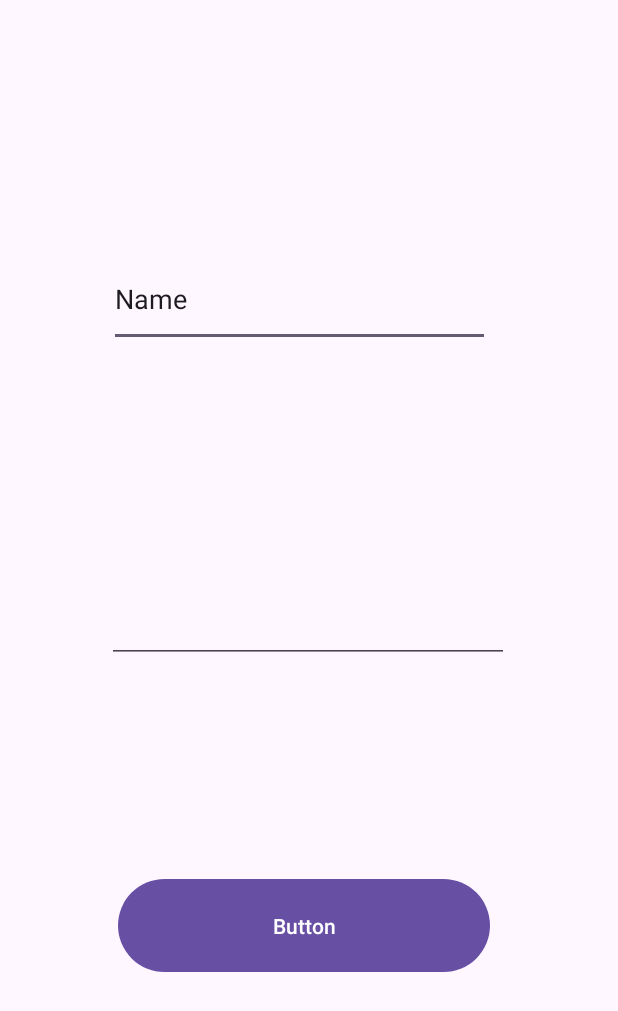
After one commit to Pablolopez2001/FutPlannerAndroid, an Android app: the InicioSesion screen opened directly, with no data from a screen before it, on a phone screen of 412 x 824 dp. The commit adds this screen. Shown: the top 1011 px of the screen. Run offline under Robolectric (Android 15) with nearby library versions, the phone set to English and light mode, and no system bars; 1 statement that could not run was skipped.

Commit message:
primeros pasos inicio sesion con API

```diff
--- a/app/build.gradle.kts
+++ b/app/build.gradle.kts
@@ -4,12 +4,12 @@ plugins {
 
 android {
     namespace = "com.futplanner.futplannerandroid"
-    compileSdk = 33
+    compileSdk = 34
 
     defaultConfig {
         applicationId = "com.futplanner.futplannerandroid"
         minSdk = 33
-        targetSdk = 33
+        targetSdk = 34
         versionCode = 1
         versionName = "1.0"
 
@@ -36,4 +36,6 @@ dependencies {
     testImplementation("junit:junit:4.13.2")
     androidTestImplementation("androidx.test.ext:junit:1.1.5")
     androidTestImplementation("androidx.test.espresso:espresso-core:3.5.1")
+    implementation("com.squareup.okhttp3:okhttp:4.9.0")
+    implementation("com.fasterxml.jackson.core:jackson-databind:2.13.0")
 }
--- /dev/null
+++ b/app/src/main/java/com/futplanner/futplannerandroid/InicioSesion.java
@@ -0,0 +1,45 @@
+package com.futplanner.futplannerandroid;
+
+import androidx.appcompat.app.AppCompatActivity;
+
+import android.content.Intent;
+import android.os.Bundle;
+import android.widget.Button;
+import android.widget.EditText;
+
+import com.fasterxml.jackson.databind.ObjectMapper;
+import com.futplanner.futplannerandroid.models.LogInModel;
+import com.futplanner.futplannerandroid.util.NetworkUtil;
+
+import java.io.IOException;
+
+public class InicioSesion extends AppCompatActivity {
+
+    EditText username;
+    EditText password;
+    Button goButton;
+
+
+    @Override
+    protected void onCreate(Bundle savedInstanceState) {
+        super.onCreate(savedInstanceState);
+        setContentView(R.layout.activity_inicio_sesion);
+
+
+        goButton.setOnClickListener(v -> {
+            Intent intent = new Intent(InicioSesion.this, MainActivity.class);
+            String user = username.getText().toString();
+            String pass = password.getText().toString();
+            LogInModel login = new LogInModel(user, pass);
+            ObjectMapper om = new ObjectMapper();
+
+            try {
+                String response = NetworkUtil.post(NetworkUtil.URL + "logIn", om.writeValueAsString(login));
+                System.out.println(response);
+            } catch (IOException e) {
+                throw new RuntimeException(e);
+            }
+            startActivity(intent);
+        });
+    }
+}
--- a/app/src/main/java/com/futplanner/futplannerandroid/SplashActivity.java
+++ b/app/src/main/java/com/futplanner/futplannerandroid/SplashActivity.java
@@ -14,9 +14,9 @@ public class SplashActivity extends AppCompatActivity {
         super.onCreate(savedInstanceState);
         setContentView(R.layout.activity_splash);
         new Handler().postDelayed(new Runnable(){
-        @Override
-                public void run(){
-                Intent intent = new Intent(SplashActivity.this, MainActivity.class);
+            @Override
+            public void run(){
+                Intent intent = new Intent(SplashActivity.this, InicioSesion.class);
                 startActivity(intent);
                 finish();
             }
--- /dev/null
+++ b/app/src/main/res/layout/activity_inicio_sesion.xml
@@ -0,0 +1,46 @@
+<?xml version="1.0" encoding="utf-8"?>
+<androidx.constraintlayout.widget.ConstraintLayout xmlns:android="http://schemas.android.com/apk/res/android"
+    xmlns:app="http://schemas.android.com/apk/res-auto"
+    xmlns:tools="http://schemas.android.com/tools"
+    android:layout_width="match_parent"
+    android:layout_height="match_parent"
+    tools:context=".InicioSesion">
+
+    <EditText
+        android:id="@+id/login_usuario"
+        android:layout_width="254dp"
+        android:layout_height="63dp"
+        android:layout_marginTop="132dp"
+        android:ems="10"
+        android:inputType="text"
+        android:text="Name"
+        app:layout_constraintBottom_toTopOf="@+id/login_password"
+        app:layout_constraintEnd_toEndOf="parent"
+        app:layout_constraintHorizontal_bias="0.458"
+        app:layout_constraintStart_toStartOf="parent"
+        app:layout_constraintTop_toTopOf="parent"
+        app:layout_constraintVertical_bias="0.187" />
+
+    <EditText
+        android:id="@+id/login_password"
+        android:layout_width="268dp"
+        android:layout_height="55dp"
+        android:layout_marginBottom="140dp"
+        android:ems="10"
+        android:inputType="textPassword"
+        app:layout_constraintBottom_toTopOf="@+id/login_btn"
+        app:layout_constraintEnd_toEndOf="parent"
+        app:layout_constraintHorizontal_bias="0.496"
+        app:layout_constraintStart_toStartOf="parent" />
+
+    <Button
+        android:id="@+id/login_btn"
+        android:layout_width="248dp"
+        android:layout_height="70dp"
+        android:layout_marginBottom="172dp"
+        android:text="Button"
+        app:layout_constraintBottom_toBottomOf="parent"
+        app:layout_constraintEnd_toEndOf="parent"
+        app:layout_constraintHorizontal_bias="0.478"
+        app:layout_constraintStart_toStartOf="parent" />
+</androidx.constraintlayout.widget.ConstraintLayout>
--- a/app/src/main/res/layout/activity_splash.xml
+++ b/app/src/main/res/layout/activity_splash.xml
@@ -14,7 +14,7 @@
         app:layout_constraintEnd_toEndOf="parent"
         app:layout_constraintStart_toStartOf="parent"
         app:layout_constraintTop_toTopOf="parent"
-        app:srcCompat="@drawable/logo"
+        app:srcCompat="@drawable/logofinal"
         tools:srcCompat="@drawable/logofinal" />
 
 
```
Also changed, not shown: app/src/main/AndroidManifest.xml (+4 -6 lines), app/src/main/java/com/futplanner/futplannerandroid/models/LogInModel.java (added, +19 -0 lines), app/src/main/java/com/futplanner/futplannerandroid/util/NetworkUtil.java (added, +26 -0 lines).
